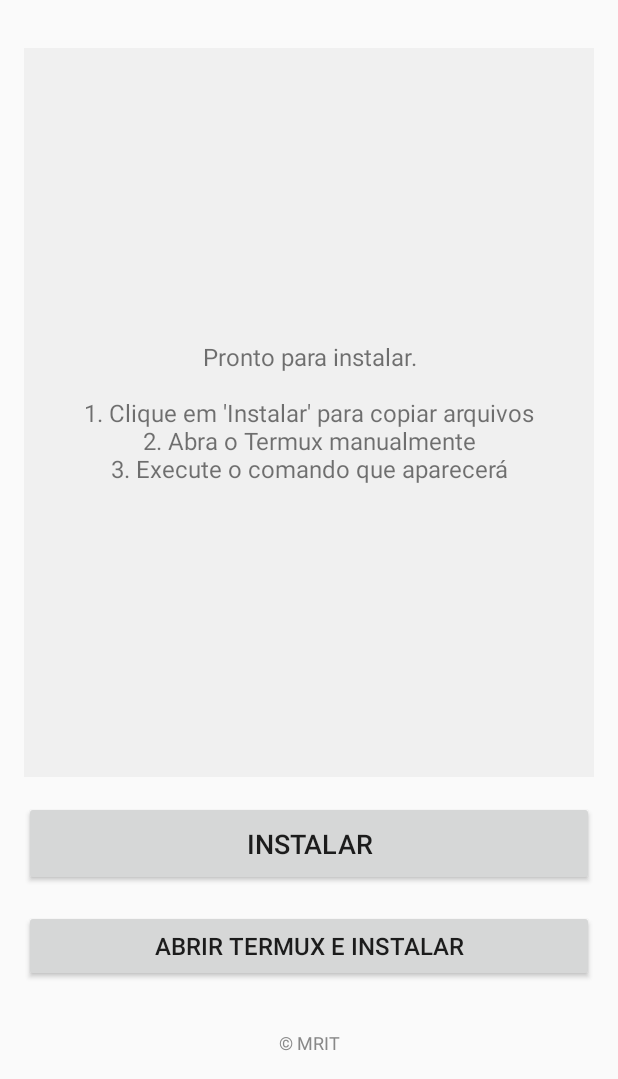
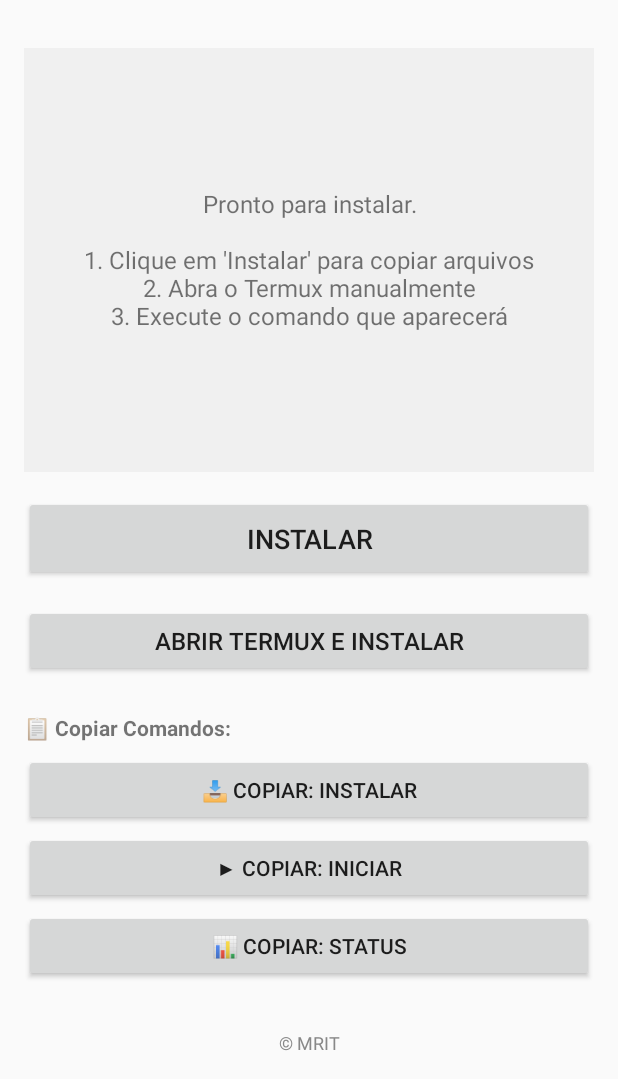
Before and after one commit to MRITSoftware/servidorzinho, an Android app: the screen it shows after launch (MainActivity), on a phone screen of 412 x 824 dp, the part 157-1236 px from its top. Run offline under Robolectric (Android 15) with nearby library versions, the phone set to English and light mode, and no system bars.

Commit message:
Add: Copy command buttons and simplify command names (start/stop/status)

```diff
--- a/android/app/src/main/java/com/servidorzinho/installer/MainActivity.java
+++ b/android/app/src/main/java/com/servidorzinho/installer/MainActivity.java
@@ -1,5 +1,8 @@
 package com.servidorzinho.installer;
 
+import android.content.ClipData;
+import android.content.ClipboardManager;
+import android.content.Context;
 import android.content.Intent;
 import android.content.pm.PackageManager;
 import android.net.Uri;
@@ -21,7 +24,11 @@ public class MainActivity extends AppCompatActivity {
     private TextView statusText;
     private Button installButton;
     private Button openTermuxButton;
+    private Button copyInstallButton;
+    private Button copyStartButton;
+    private Button copyStatusButton;
     private Handler handler;
+    private ClipboardManager clipboard;
 
     @Override
     protected void onCreate(Bundle savedInstanceState) {
@@ -32,6 +39,10 @@ public class MainActivity extends AppCompatActivity {
         statusText = findViewById(R.id.statusText);
         installButton = findViewById(R.id.installButton);
         openTermuxButton = findViewById(R.id.openTermuxButton);
+        copyInstallButton = findViewById(R.id.copyInstallButton);
+        copyStartButton = findViewById(R.id.copyStartButton);
+        copyStatusButton = findViewById(R.id.copyStatusButton);
+        clipboard = (ClipboardManager) getSystemService(Context.CLIPBOARD_SERVICE);
 
         installButton.setOnClickListener(v -> {
             if (checkPermissions()) {
@@ -43,6 +54,18 @@ public class MainActivity extends AppCompatActivity {
 
         openTermuxButton.setOnClickListener(v -> {
             openTermuxAndInstall();
+        });
+
+        copyInstallButton.setOnClickListener(v -> {
+            copyToClipboard("bash ~/storage/downloads/MRIT_Server/copy_to_termux.sh");
+        });
+
+        copyStartButton.setOnClickListener(v -> {
+            copyToClipboard("cd ~/servidorzinho && bash iniciar_auto.sh");
+        });
+
+        copyStatusButton.setOnClickListener(v -> {
+            copyToClipboard("ps aux | grep servidor_auto | grep -v grep");
         });
 
         checkStatus();
@@ -345,6 +368,12 @@ public class MainActivity extends AppCompatActivity {
         android.util.Log.d("Servidorzinho", msg);
     }
 
+    private void copyToClipboard(String text) {
+        ClipData clip = ClipData.newPlainText("Comando", text);
+        clipboard.setPrimaryClip(clip);
+        Toast.makeText(this, "✅ Comando copiado!", Toast.LENGTH_SHORT).show();
+    }
+
     private void updateStatus(String text) {
         statusText.setText(text);
     }
--- a/android/app/src/main/res/layout/activity_main.xml
+++ b/android/app/src/main/res/layout/activity_main.xml
@@ -42,6 +42,42 @@
         android:text="Abrir Termux e Instalar"
         android:textSize="16sp"
         android:padding="12dp"
+        android:layout_marginBottom="8dp" />
+
+    <TextView
+        android:layout_width="match_parent"
+        android:layout_height="wrap_content"
+        android:text="📋 Copiar Comandos:"
+        android:textSize="14sp"
+        android:textStyle="bold"
+        android:layout_marginTop="16dp"
+        android:layout_marginBottom="8dp" />
+
+    <Button
+        android:id="@+id/copyInstallButton"
+        android:layout_width="match_parent"
+        android:layout_height="wrap_content"
+        android:text="📥 Copiar: Instalar"
+        android:textSize="14sp"
+        android:padding="10dp"
+        android:layout_marginBottom="4dp" />
+
+    <Button
+        android:id="@+id/copyStartButton"
+        android:layout_width="match_parent"
+        android:layout_height="wrap_content"
+        android:text="▶ Copiar: Iniciar"
+        android:textSize="14sp"
+        android:padding="10dp"
+        android:layout_marginBottom="4dp" />
+
+    <Button
+        android:id="@+id/copyStatusButton"
+        android:layout_width="match_parent"
+        android:layout_height="wrap_content"
+        android:text="📊 Copiar: Status"
+        android:textSize="14sp"
+        android:padding="10dp"
         android:layout_marginBottom="16dp" />
 
     <TextView
```
Also changed, not shown: 1 other file.
